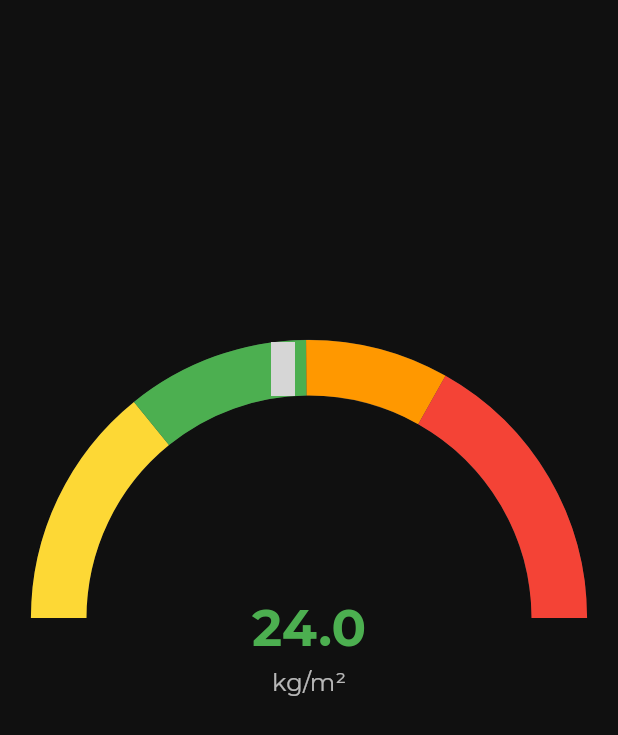
After one commit to mayurpawar17/bmi-calculator-app, a Flutter app: the screen it shows after launch, after a tap on "Calculate", on a phone screen of 412 x 824 dp. The commit adds this screen. Shown: the top 735 px of the screen. Run offline on Flutter 3.47's test engine with Material 3 defaults, Android fonts, the phone set to English and light mode, and no system bars; drawn by our look-alikes of syncfusion_flutter_gauges; our stand-ins replace flutter_font_icons, google_fonts, hexcolor; grey boxes are pictures that could not be loaded.

Commit message:
added syncfusion_flutter_gauges package for GauageRange

```diff
--- a/lib/main.dart
+++ b/lib/main.dart
@@ -1,7 +1,8 @@
+import 'package:bmi_calculator_app/screens/input_page.dart';
+import 'package:bmi_calculator_app/screens/result_screen.dart';
+import 'package:bmi_calculator_app/widgets/bmi_gauge_range.dart';
 import 'package:flutter/material.dart';
 import 'package:hexcolor/hexcolor.dart';
-
-import 'input_page.dart';
 
 const primaryColor = '#101010';
 
--- a/lib/input_page.dart
+++ b/lib/screens/input_page.dart
@@ -1,3 +1,4 @@
+import 'package:bmi_calculator_app/screens/result_screen.dart';
 import 'package:bmi_calculator_app/widgets/child_card.dart';
 import 'package:bmi_calculator_app/widgets/custom_button.dart';
 import 'package:bmi_calculator_app/widgets/custom_card.dart';
@@ -85,7 +86,16 @@ class _InputPageState extends State<InputPage> {
               ],
             ),
           ),
-          CustomButton(color: HexColor(buttonColor), buttonText: 'Calculate'),
+          CustomButton(
+            color: HexColor(buttonColor),
+            buttonText: 'Calculate',
+            ontap: () {
+              Navigator.push(
+                context,
+                MaterialPageRoute(builder: (context) => ResultScreen()),
+              );
+            },
+          ),
         ],
       ),
     );
--- /dev/null
+++ b/lib/screens/result_screen.dart
@@ -0,0 +1,17 @@
+import 'package:bmi_calculator_app/widgets/bmi_gauge_range.dart';
+import 'package:flutter/material.dart';
+
+class ResultScreen extends StatelessWidget {
+  const ResultScreen({super.key});
+
+  @override
+  Widget build(BuildContext context) {
+    return Scaffold(
+      body: Center(
+        child: Hero(
+            tag: 'range',
+            child: BMIGaugeRange(bmi: 24)),
+      ),
+    );
+  }
+}
--- /dev/null
+++ b/lib/widgets/bmi_gauge_range.dart
@@ -0,0 +1,114 @@
+import 'package:flutter/cupertino.dart';
+import 'package:flutter/material.dart';
+import 'package:flutter_font_icons/flutter_font_icons.dart';
+import 'package:google_fonts/google_fonts.dart';
+import 'package:syncfusion_flutter_gauges/gauges.dart';
+
+class BMIGaugeRange extends StatelessWidget {
+  final double bmi;
+  const BMIGaugeRange({super.key, required this.bmi});
+
+  @override
+  Widget build(BuildContext context) {
+    return SfRadialGauge(
+      enableLoadingAnimation: true,
+      animationDuration: 1500,
+      axes: <RadialAxis>[
+        RadialAxis(
+          minimum: 10,
+          maximum: 40,
+          startAngle: 180,
+          endAngle: 0,
+          showTicks: false,
+          showLabels: false,
+          radiusFactor: 0.9,
+          axisLineStyle: AxisLineStyle(
+            thickness: 0.2,
+            thicknessUnit: GaugeSizeUnit.factor,
+            cornerStyle: CornerStyle.bothCurve,
+            color: Colors.grey.shade800,
+          ),
+          ranges: <GaugeRange>[
+            GaugeRange(
+              startValue: 10,
+              endValue: 18.5,
+              color: Colors.yellow.shade600,
+              startWidth: 0.2,
+              endWidth: 0.2,
+              sizeUnit: GaugeSizeUnit.factor,
+            ),
+            GaugeRange(
+              startValue: 18.5,
+              endValue: 24.9,
+              color: Colors.green,
+              startWidth: 0.2,
+              endWidth: 0.2,
+              sizeUnit: GaugeSizeUnit.factor,
+            ),
+            GaugeRange(
+              startValue: 24.9,
+              endValue: 29.9,
+              color: Colors.orange,
+              startWidth: 0.2,
+              endWidth: 0.2,
+              sizeUnit: GaugeSizeUnit.factor,
+            ),
+            GaugeRange(
+              startValue: 29.9,
+              endValue: 40,
+              color: Colors.red,
+              startWidth: 0.2,
+              endWidth: 0.2,
+              sizeUnit: GaugeSizeUnit.factor,
+            ),
+          ],
+          pointers: <GaugePointer>[
+            WidgetPointer(
+              value: bmi,
+              enableAnimation: true,
+              child: Icon(
+                Foundation.male, // 👈 You can use any icon here
+                // color: _getBMIColor(bmi),
+                color: Colors.white,
+                size: 36,
+              ),
+            ),
+          ],
+          annotations: <GaugeAnnotation>[
+            GaugeAnnotation(
+              widget: Column(
+                mainAxisSize: MainAxisSize.min,
+                children: [
+                  Text(
+                    bmi.toStringAsFixed(1),
+                    style: GoogleFonts.montserrat(
+                      fontSize: 34,
+                      fontWeight: FontWeight.bold,
+                      color: _getBMIColor(bmi),
+                    ),
+                  ),
+                  Text(
+                    'kg/m²',
+                    style: GoogleFonts.montserrat(
+                      color: Colors.white70,
+                      fontSize: 16,
+                    ),
+                  ),
+                ],
+              ),
+              angle: 90,
+              positionFactor: 0.1,
+            ),
+          ],
+        ),
+      ],
+    );
+  }
+
+  Color _getBMIColor(double bmi) {
+    if (bmi < 18.5) return Colors.yellow;
+    if (bmi < 24.9) return Colors.green;
+    if (bmi < 29.9) return Colors.orange;
+    return Colors.red;
+  }
+}
--- a/lib/widgets/custom_button.dart
+++ b/lib/widgets/custom_button.dart
@@ -5,16 +5,21 @@ const buttonColor = '#7B62FF';
 const containerHeight = 80.0;
 
 class CustomButton extends StatelessWidget {
-  const CustomButton({super.key, this.color, this.buttonText});
+  const CustomButton({super.key, this.color, this.buttonText, this.ontap});
 
   final color;
   final buttonText;
+  final ontap;
 
   @override
   Widget build(BuildContext context) {
     final width = MediaQuery.of(context).size.width * 0.5;
     final height = MediaQuery.of(context).size.height * 0.07;
-    return Container(
+    return GestureDetector(
+      onTap: ontap,
+      child: Hero(
+        tag: 'button',
+        child: Container(
           margin: EdgeInsets.only(top: 10.0, bottom: 10.0),
           width: width,
           height: height,
@@ -35,6 +40,8 @@ class CustomButton extends StatelessWidget {
               ),
             ],
           ),
+        ),
+      ),
     );
   }
 }
--- a/pubspec.yaml
+++ b/pubspec.yaml
@@ -37,6 +37,7 @@ dependencies:
   hexcolor: ^3.0.1
   flutter_font_icons: ^2.2.7
   google_fonts: ^6.2.1
+  syncfusion_flutter_gauges: ^24.1.41
 
 dev_dependencies:
   flutter_test:
```
Also changed, not shown: pubspec.lock. Lines whose indentation alone changed are shown as unchanged.
